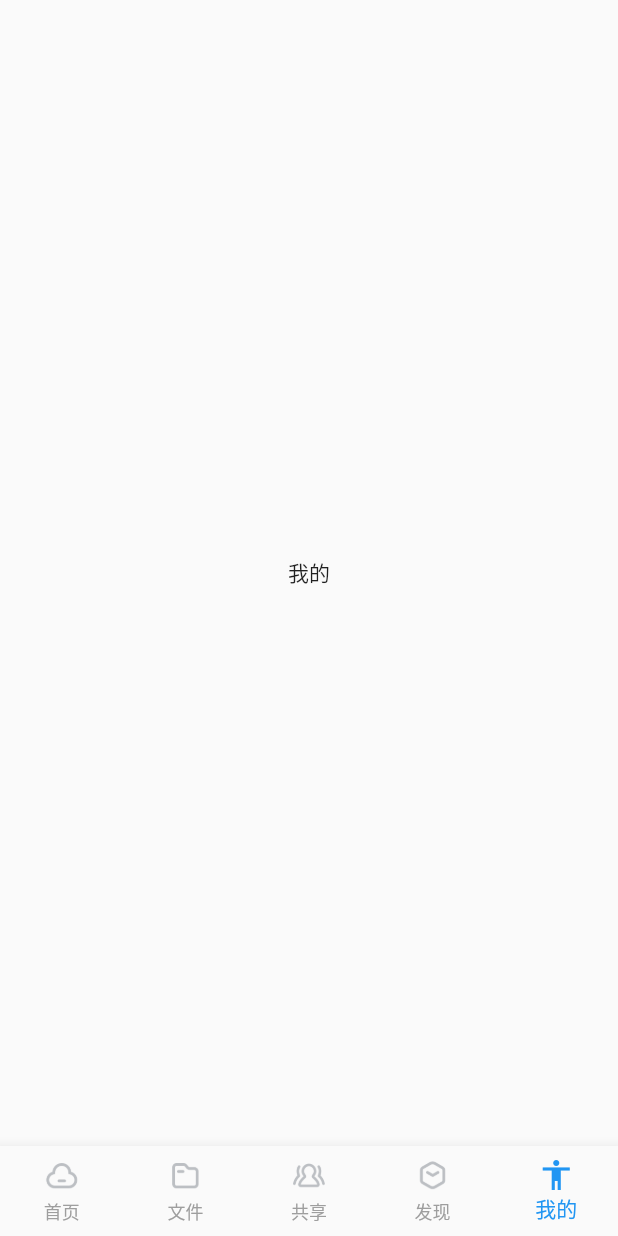
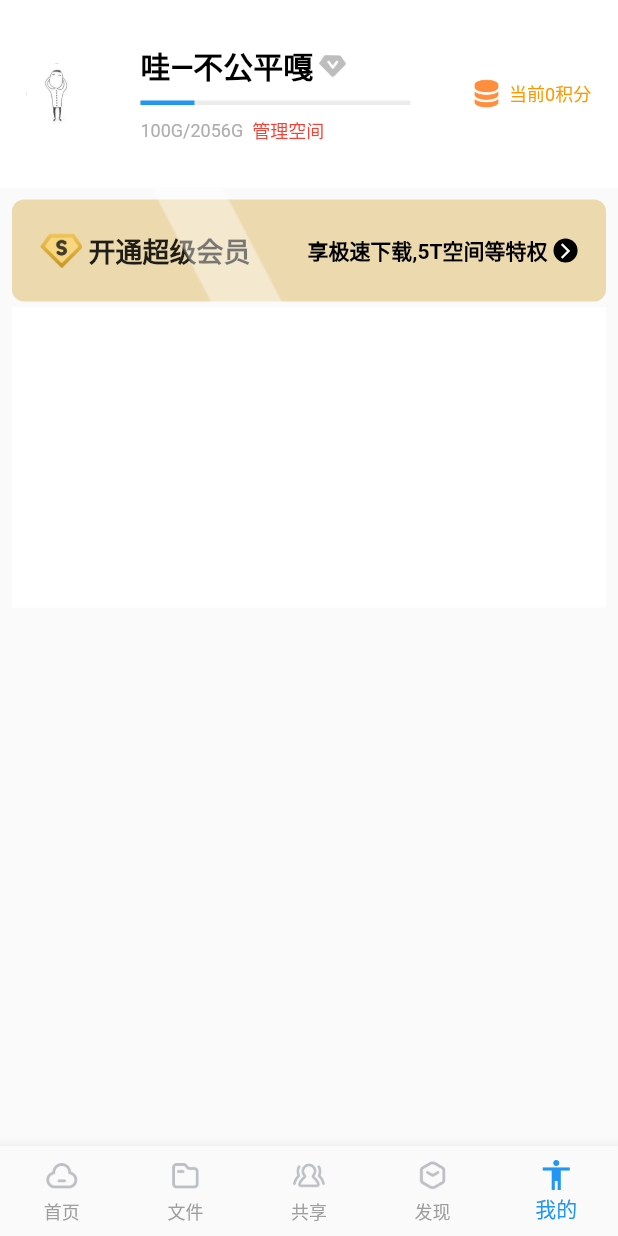
Before and after one commit to xiaxiayige/FlutterDemo, a Flutter app: the screen it shows after launch, item 5 of the bottom bar chosen, on a phone screen of 412 x 824 dp. Run offline on Flutter 3.47's test engine with Material 2 defaults, Android fonts, the phone set to English and light mode, and no system bars.

Commit message:
add mine page  10%

```diff
--- a/flutter_pan_baidu/lib/costom_extension.dart
+++ b/flutter_pan_baidu/lib/costom_extension.dart
@@ -7,3 +7,9 @@ extension costom_widget on Widget{
     );
   }
 }
+
+extension  on String{
+  Color toColor(){
+    return Color(int.parse("0xff${this}"));
+  }
+}
--- a/flutter_pan_baidu/lib/page/mine_page.dart
+++ b/flutter_pan_baidu/lib/page/mine_page.dart
@@ -1,5 +1,6 @@
-
+import 'package:flutter/cupertino.dart';
 import 'package:flutter/material.dart';
+import 'package:flutterpanbaidu/generated/r.dart';
 
 /****
  * 我的
@@ -7,10 +8,163 @@ import 'package:flutter/material.dart';
 class MinePage extends StatelessWidget {
   @override
   Widget build(BuildContext context) {
-    return Container(
-
-      child: Center(child: Text("我的")),
-
+    return Column(
+      children: <Widget>[
+        Container(
+          height: 125,
+          color: Colors.white,
+          child: Row(
+            mainAxisAlignment: MainAxisAlignment.spaceAround,
+            children: <Widget>[
+              CircleAvatar(
+                child: Image.asset(
+                  R.img_mine_mine_head,
+                  width: 80,
+                  height: 80,
+                ),
+              ),
+              Column(
+                mainAxisAlignment: MainAxisAlignment.center,
+                crossAxisAlignment: CrossAxisAlignment.start,
+                children: <Widget>[
+                  Row(
+                    children: <Widget>[
+                      Text(
+                        "哇—不公平嘎",
+                        style: TextStyle(
+                            fontSize: 20,
+                            color: Colors.black,
+                            fontWeight: FontWeight.bold),
+                      ),
+                      SizedBox(
+                        width: 4,
+                      ),
+                      Image.asset(
+                        R.img_mine_home_identity_common,
+                        width: 18,
+                        height: 16,
+                      ),
+                    ],
+                  ),
+                  SizedBox(
+                    height: 8,
+                  ),
+                  Container(
+                    width: 180,
+                    height: 3,
+                    child: LinearProgressIndicator(
+                      backgroundColor: Colors.grey.withAlpha(50),
+                      value: 0.2,
+                    ),
+                  ),
+                  SizedBox(
+                    height: 8,
+                  ),
+                  Row(
+                    children: <Widget>[
+                      Text(
+                        "100G/2056G",
+                        style:
+                            TextStyle(color: Color(0xffAEAEAE), fontSize: 12),
+                      ),
+                      SizedBox(
+                        width: 6,
+                      ),
+                      Text(
+                        "管理空间",
+                        style: TextStyle(color: Colors.red, fontSize: 12),
+                      ),
+                    ],
+                  )
+                ],
+              ),
+              Row(
+                mainAxisAlignment: MainAxisAlignment.center,
+                children: <Widget>[
+                  Image.asset(
+                    R.img_mine_personal_icon_point,
+                    width: 30,
+                    height: 60,
+                  ),
+                  Text(
+                    "当前0积分",
+                    style: TextStyle(color: Colors.orange, fontSize: 12),
+                  )
+                ],
+              )
+            ],
+          ),
+        ),
+        Stack(
+          children: <Widget>[
+            Container(
+              margin: EdgeInsets.only(left: 8, right: 8, top: 8),
+              height: 68,
+              decoration: BoxDecoration(
+                  borderRadius: BorderRadius.circular(8),
+                  color: Color(0xffECD9AE)),
+              child: Row(
+                mainAxisAlignment: MainAxisAlignment.spaceAround,
+                crossAxisAlignment: CrossAxisAlignment.center,
+                children: <Widget>[
+                  Row(
+                    children: <Widget>[
+                      Image.asset(
+                        R.img_mine_personal_banner_membership,
+                        height: 24,
+                        width: 28,
+                      ),
+                      SizedBox(
+                        width: 4,
+                      ),
+                      Text(
+                        "开通超级会员",
+                        style: TextStyle(
+                            fontSize: 18, fontWeight: FontWeight.bold),
+                      ),
+                    ],
+                  ),
+                  Row(
+                    mainAxisAlignment: MainAxisAlignment.end,
+                    children: <Widget>[
+                      Text(
+                        "享极速下载,5T空间等特权",
+                        style: TextStyle(
+                            color: Colors.black, fontWeight: FontWeight.bold),
+                      ),
+                      SizedBox(
+                        width: 4,
+                      ),
+                      SizedBox(
+                        width: 16,
+                        height: 16,
+                        child: CircleAvatar(
+                          backgroundColor: Colors.black,
+                          child: Icon(
+                            Icons.arrow_forward_ios,
+                            color: Colors.white,
+                            size: 12,
+                          ),
+                        ),
+                      )
+                    ],
+                  )
+                ],
+              ),
+            ),
+            Positioned(
+              left: 100,
+              child: Image.asset(R.img_mine_sapi_sdk_sweep_light),
+            )
+          ],
+        ),
+        SizedBox(height: 4,),
+        Container(
+          margin: EdgeInsets.only(left: 8,right: 8),
+          height: 200,
+          color: Colors.white,
+        )
+      ],
     );
   }
 }
--- a/flutter_pan_baidu/pubspec.yaml
+++ b/flutter_pan_baidu/pubspec.yaml
@@ -42,6 +42,7 @@ flutter:
 
   # To add assets to your application, add an assets section, like this:
   assets:
+    - assets/img/mine/
     - assets/img/
 
 
```
Also changed, not shown: flutter_pan_baidu/assets/img/mine/home_identity_common.png (added), flutter_pan_baidu/assets/img/mine/mine_head.jpg (added), flutter_pan_baidu/assets/img/mine/personal_banner_membership.png (added), flutter_pan_baidu/assets/img/mine/personal_icon_point.png (added), flutter_pan_baidu/assets/img/mine/personal_membercenter_bg_pressed.png (added), flutter_pan_baidu/assets/img/mine/sapi_sdk_sweep_light.png (added), flutter_pan_baidu/lib/generated/r.dart.
